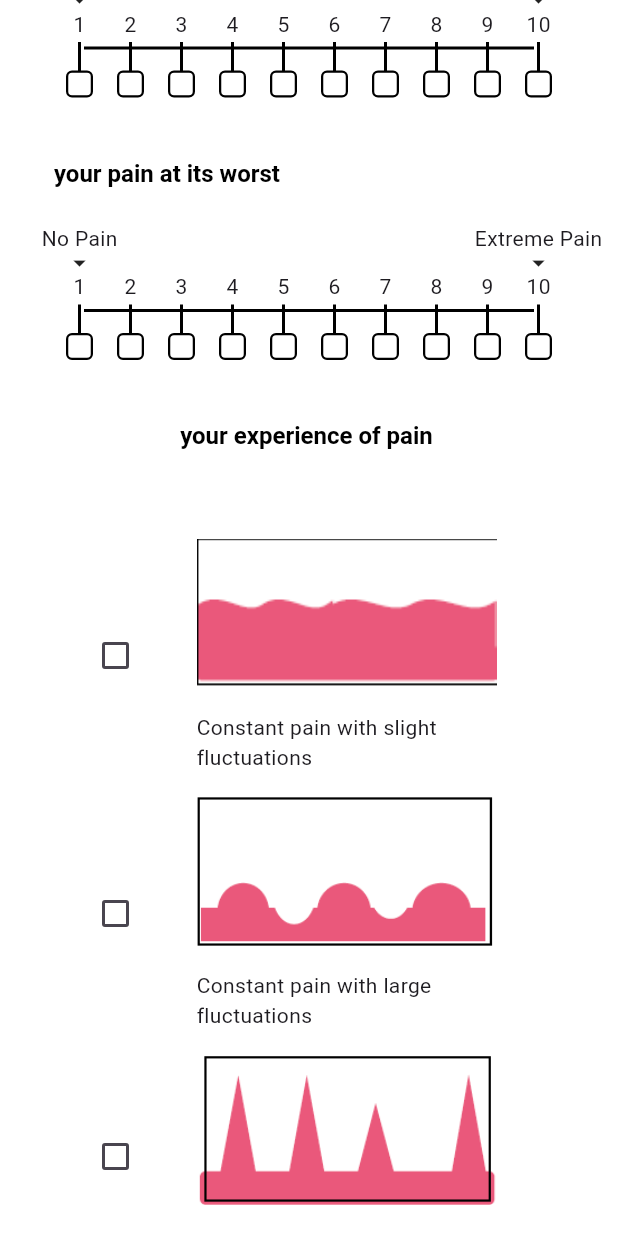
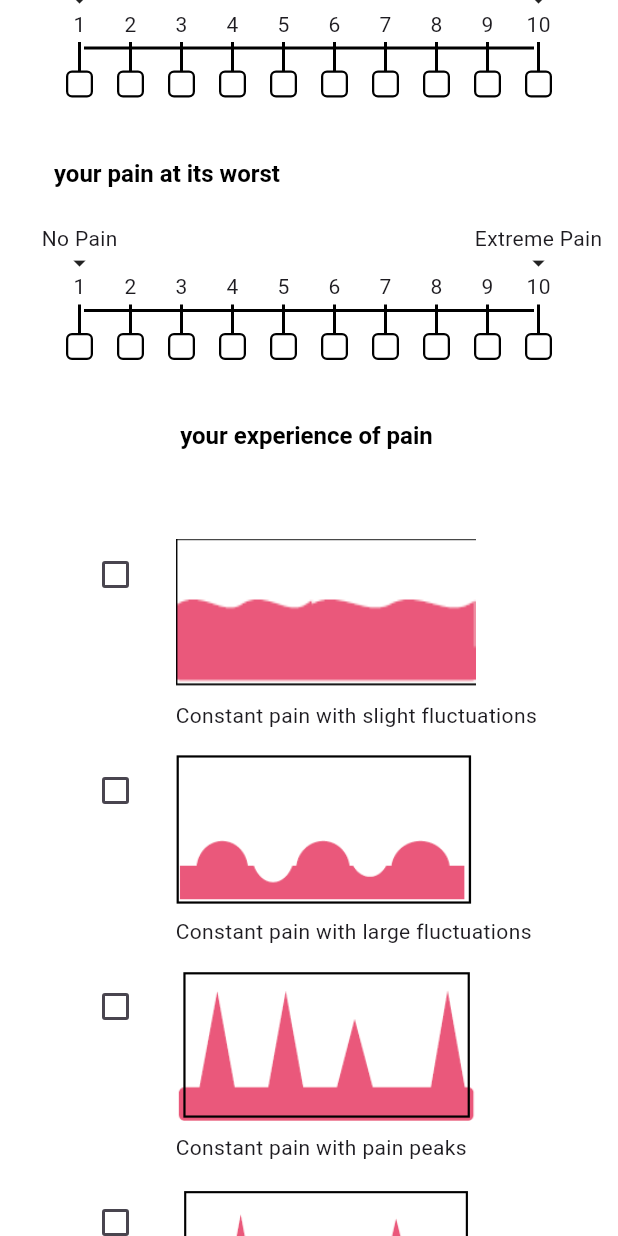
Before and after one commit to khoffan/question-project, a Flutter app: the screen it shows after launch, scrolled down 2304 dp, on a phone screen of 412 x 824 dp. Run offline on Flutter 3.47's test engine with Material 3 defaults, Android fonts, the phone set to English and light mode, and no system bars; our stand-ins replace csv, dio, equatable, flutter_bloc; missing offline and left inert: universal_html.

Commit message:
[update] clean code

```diff
--- a/lib/widget/choice_answer_widget.dart
+++ b/lib/widget/choice_answer_widget.dart
@@ -16,54 +16,58 @@ class _ChoiceAnswerWidgetState extends State<ChoiceAnswerWidget> {
     setState(() {
       _selectedChoiceValue = value;
     });
-    widget.onAnswer?.call(_selectedChoiceValue!);
+    widget.onAnswer?.call(_selectedChoiceValue);
   }
 
   @override
   Widget build(BuildContext context) {
     return LayoutBuilder(
       builder: (context, constraints) {
-        final double horizontalPadding =
-            constraints.maxWidth * 0.05; // 5% ของความกว้าง
+        final double horizontalPadding = constraints.maxWidth * 0.05;
         return Padding(
           padding: EdgeInsets.symmetric(horizontal: horizontalPadding),
           child: Column(
             mainAxisAlignment: MainAxisAlignment.start,
             crossAxisAlignment: CrossAxisAlignment.start,
             children: [
-              _buildChoice(
+              _ChoiceOption(
                 image: "slight",
                 text: "Constant pain with slight fluctuations",
                 number: 1,
-                onAnswer: _handleChoiceSelection,
+                isSelected: _selectedChoiceValue == 1,
+                onSelected: _handleChoiceSelection,
               ),
               const SizedBox(height: 16),
-              _buildChoice(
+              _ChoiceOption(
                 image: "large",
                 text: "Constant pain with large fluctuations",
                 number: 2,
-                onAnswer: _handleChoiceSelection,
+                isSelected: _selectedChoiceValue == 2,
+                onSelected: _handleChoiceSelection,
               ),
               const SizedBox(height: 16),
-              _buildChoice(
+              _ChoiceOption(
                 image: "pain_peak",
                 text: "Constant pain with pain peaks",
                 number: 3,
-                onAnswer: _handleChoiceSelection,
+                isSelected: _selectedChoiceValue == 3,
+                onSelected: _handleChoiceSelection,
               ),
               const SizedBox(height: 16),
-              _buildChoice(
+              _ChoiceOption(
                 image: "pain_between",
                 text: "Pain peaks without pain between them",
                 number: 4,
-                onAnswer: _handleChoiceSelection,
+                isSelected: _selectedChoiceValue == 4,
+                onSelected: _handleChoiceSelection,
               ),
               const SizedBox(height: 16),
-              _buildChoice(
+              _ChoiceOption(
                 image: "",
                 text: "None of these pictures describe my pain",
                 number: 5,
-                onAnswer: _handleChoiceSelection,
+                isSelected: _selectedChoiceValue == 5,
+                onSelected: _handleChoiceSelection,
               ),
             ],
           ),
@@ -71,92 +75,79 @@ class _ChoiceAnswerWidgetState extends State<ChoiceAnswerWidget> {
       },
     );
   }
+}
 
-  _buildChoice({
-    required String image,
-    required String text,
-    required int number,
-    required Function(int) onAnswer,
-  }) {
-    final maxWidth = MediaQuery.of(context).size.width;
-    if (maxWidth <= 400) {
-      return Column(
+class _ChoiceOption extends StatelessWidget {
+  const _ChoiceOption({
+    required this.image,
+    required this.text,
+    required this.number,
+    required this.isSelected,
+    required this.onSelected,
+  });
+
+  final String image;
+  final String text;
+  final int number;
+  final bool isSelected;
+  final ValueChanged<int> onSelected;
+
+  @override
+  Widget build(BuildContext context) {
+    final double maxWidth = MediaQuery.of(context).size.width;
+
+    Widget imageWidget =
+        image.isNotEmpty
+            ? SizedBox(
+              width: 200,
+              height: 100,
+              child: Image.asset("assets/images/$image.png", fit: BoxFit.cover),
+            )
+            : const SizedBox.shrink(); // Use SizedBox.shrink() for empty space
+
+    return InkWell(
+      onTap: () => onSelected(number),
+      child: Row(
+        crossAxisAlignment: CrossAxisAlignment.start,
+        children: [
+          Checkbox(value: isSelected, onChanged: (_) => onSelected(number)),
+          const SizedBox(width: 16), // Consistent spacing
+
+          if (maxWidth <= 400)
+            Expanded(
+              child: Column(
                 mainAxisAlignment: MainAxisAlignment.start,
                 crossAxisAlignment: CrossAxisAlignment.start,
                 children: [
-          Checkbox(
-            value: _selectedChoiceValue == number,
-            onChanged: (_) => _handleChoiceSelection(number),
+                  imageWidget,
+                  if (image.isNotEmpty) const SizedBox(height: 8),
+                  Text(text),
+                ],
               ),
-          if (image.isNotEmpty) const SizedBox(height: 5),
-          Column(
+            )
+          else if (maxWidth <= 680)
+            Expanded(
+              child: Column(
                 mainAxisAlignment: MainAxisAlignment.start,
                 crossAxisAlignment: CrossAxisAlignment.start,
                 children: [
-              if (image.isNotEmpty && image != "") ...[
-                SizedBox(
-                  width: 200,
-                  height: 100,
-                  child: Image.asset(
-                    "assets/images/$image.png",
-                    fit: BoxFit.cover,
+                  imageWidget,
+                  if (image.isNotEmpty) const SizedBox(height: 8),
+                  Text(text),
+                ],
               ),
-                ),
-                const SizedBox(height: 5),
-              ],
+            )
+          else
+            Row(
+              crossAxisAlignment: CrossAxisAlignment.start,
+              children: [
+                imageWidget,
+                if (image.isNotEmpty) const SizedBox(width: 16),
                 Text(text),
               ],
             ),
         ],
-      );
-    } else {
-      return Row(
-        children: [
-          Checkbox(
-            value: _selectedChoiceValue == number,
-            onChanged: (_) => _handleChoiceSelection(number),
       ),
-          const SizedBox(width: 30),
-          maxWidth <= 680
-              ? Expanded(
-                child: Column(
-                  mainAxisAlignment: MainAxisAlignment.start,
-                  crossAxisAlignment: CrossAxisAlignment.start,
-                  children: [
-                    if (image.isNotEmpty && image != "") ...[
-                      SizedBox(
-                        width: 200,
-                        height: 100,
-                        child: Image.asset(
-                          "assets/images/$image.png",
-                          fit: BoxFit.cover,
-                        ),
-                      ),
-                      const SizedBox(height: 16),
-                    ],
-                    Text(text),
-                  ],
-                ),
-              )
-              : Row(
-                crossAxisAlignment: CrossAxisAlignment.start,
-                children: [
-                  if (image.isNotEmpty && image != "") ...[
-                    SizedBox(
-                      width: 200,
-                      height: 100,
-                      child: Image.asset(
-                        "assets/images/$image.png",
-                        fit: BoxFit.cover,
-                      ),
-                    ),
-                    const SizedBox(width: 16),
-                  ],
-                  Text(text),
-                ],
-              ),
-        ],
     );
   }
 }
-}
```
Lines whose indentation alone changed are shown as unchanged.
